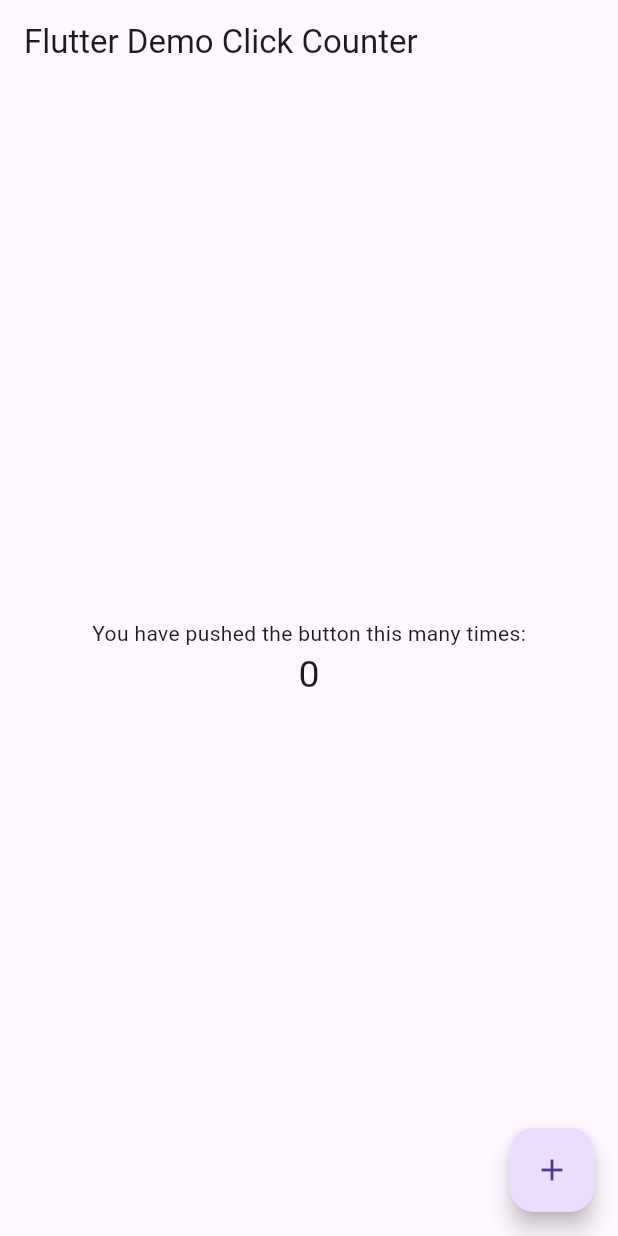
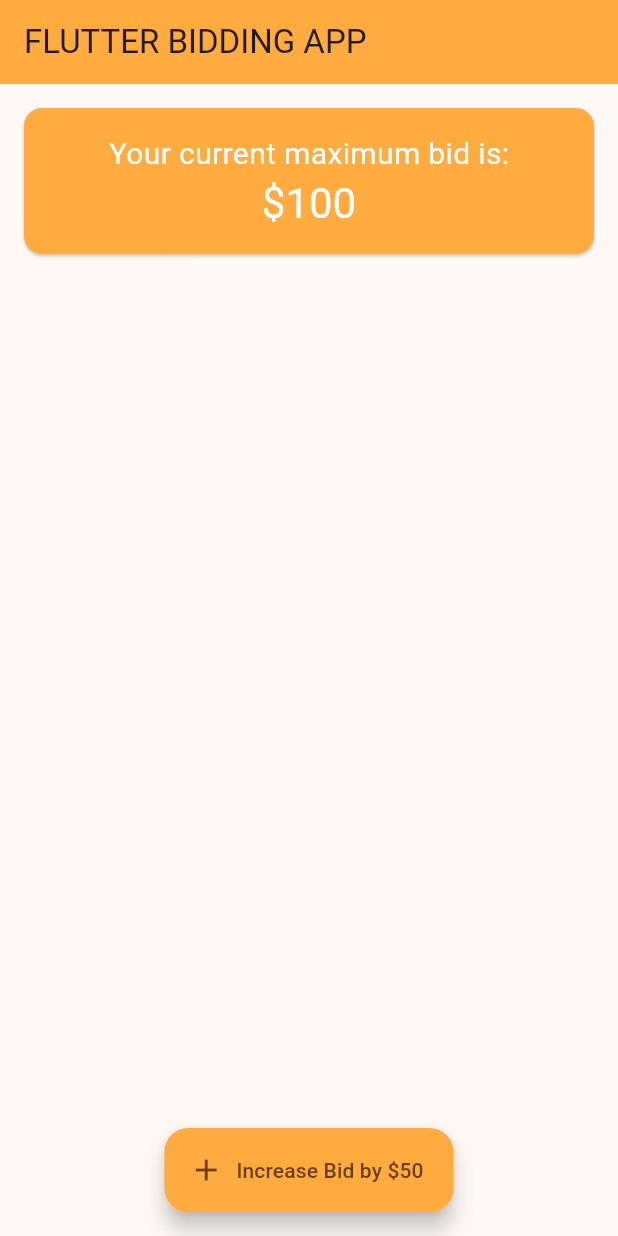
Before and after one commit to Qasim5603/MAD_first_assignment, a Flutter app: the screen it shows after launch, on a phone screen of 412 x 824 dp. Run offline on Flutter 3.47's test engine with Material 3 defaults, Android fonts, the phone set to English and light mode, and no system bars.

```diff
--- a/lib/main.dart
+++ b/lib/main.dart
@@ -1,91 +1,89 @@
 import 'package:flutter/material.dart';
 
-void main() => runApp(const MyApp());
+void main() {
+  runApp(const MyApp());
+}
 
 class MyApp extends StatelessWidget {
   const MyApp({super.key});
-  static const String _title = 'Flutter Stateful Clicker Counter';
-  // This widget is the root of your application.
+
   @override
   Widget build(BuildContext context) {
     return MaterialApp(
-      title: _title,
+      title: 'Flutter BIDDING APP',
       theme: ThemeData(
-        // useMaterial3: false,
-        primarySwatch: Colors.blue,
+        colorScheme: ColorScheme.fromSeed(seedColor: Colors.orangeAccent),
+        useMaterial3: true,
       ),
-      home: const MyHomePage(),
+      debugShowCheckedModeBanner: false, // This line removes the debug banner
+      home: const MaximumBid(title: 'FLUTTER BIDDING APP'),
     );
   }
 }
 
-class MyHomePage extends StatefulWidget {
-  const MyHomePage({super.key});
-  // This widget is the home page of your application. It is stateful, meaning
-  // that it has a State object (defined below) that contains fields that affect
-  // how it looks.
-  // This class is the configuration for the state.
+class MaximumBid extends StatefulWidget {
+  const MaximumBid({super.key, required this.title});
+
+  final String title;
+
   @override
-  _MyHomePageState createState() => _MyHomePageState();
+  State<MaximumBid> createState() => _MaximumBidState();
 }
 
-class _MyHomePageState extends State<MyHomePage> {
-  int _counter = 0;
+class _MaximumBidState extends State<MaximumBid> {
+  int _increaseBid = 100;
 
-  void _incrementCounter() {
+  void _incrementBid() {
     setState(() {
-      // This call to setState tells the Flutter framework that something has
-      // changed in this State, which causes it to rerun the build method below
-      // so that the display can reflect the updated values. If we changed
-      // _counter without calling setState(), then the build method would not be
-      // called again, and so nothing would appear to happen.
-      _counter++;
+      _increaseBid += 50;
     });
   }
 
   @override
   Widget build(BuildContext context) {
-    // This method is rerun every time setState is called, for instance as done
-    // by the _incrementCounter method above.
-    //
-    // The Flutter framework has been optimized to make rerunning build methods
-    // fast, so that you can just rebuild anything that needs updating rather
-    // than having to individually change instances of widgets.
     return Scaffold(
       appBar: AppBar(
-        // Here we take the value from the MyHomePage object that was created by
-        // the App.build method, and use it to set our appbar title.
-        title: const Text('Flutter Demo Click Counter'),
+        backgroundColor: Colors.orangeAccent, // Orange color for the AppBar
+        title: Text(widget.title),
       ),
-      body: Center(
-        // Center is a layout widget. It takes a single child and positions it
-        // in the middle of the parent.
+      body: Column(
+        children: [
+          Card(
+            color: Colors.orangeAccent, // Orange color for the Card
+            margin: const EdgeInsets.all(16.0),
+            child: Padding(
+              padding: const EdgeInsets.all(16.0),
+              child: Center(
                 child: Column(
-          // Column is also a layout widget. It takes a list of children and
-          // arranges them vertically. By default, it sizes itself to fit its
-          // children horizontally, and tries to be as tall as its parent.
-          //
-          // Column has various properties to control how it sizes itself and
-          // how it positions its children. Here we use mainAxisAlignment to
-          // center the children vertically; the main axis here is the vertical
-          // axis because Columns are vertical (the cross axis would be
-          // horizontal).
-          mainAxisAlignment: MainAxisAlignment.center,
                   children: <Widget>[
                     const Text(
-              'You have pushed the button this many times:',
+                      'Your current maximum bid is:',
+                      style: TextStyle(fontSize: 20, color: Colors.white),
                     ),
                     Text(
-              '$_counter',
-              style: const TextStyle(fontSize: 25),
+                      '\$$_increaseBid',
+                      style: Theme.of(context)
+                          .textTheme
+                          .headlineMedium
+                          ?.copyWith(color: Colors.white),
                     ),
                   ],
                 ),
               ),
-      floatingActionButton: FloatingActionButton(
-        onPressed: _incrementCounter,
-        tooltip: 'Increment',
-        child: const Icon(Icons.add),
+            ),
+          ),
+          const Spacer(),
+          Padding(
+            padding: const EdgeInsets.all(16.0),
+            child: FloatingActionButton.extended(
+              onPressed: _incrementBid,
+              tooltip: 'Increase Bid',
+              label: const Text('Increase Bid by \$50'),
+              icon: const Icon(Icons.add),
+              backgroundColor: Colors.orangeAccent, // Orange color for the FAB
+            ),
+          ),
+        ],
       ),
     );
   }
```
Lines whose indentation alone changed are shown as unchanged.
